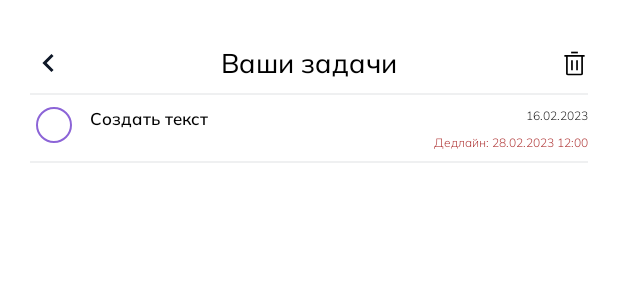
After one commit to vladlukynov/Onboarding, an Android app: the layout fragment_tasks.xml on its own in the app's theme, with its tools: preview values and no code run, on a phone screen of 412 x 824 dp. The commit adds this screen. Shown: the top 300 px of the screen. Run offline under Robolectric (Android 15) with nearby library versions, the phone set to English and light mode, and no system bars; network calls fail.

Commit message:
Add tasks fragment

```diff
--- /dev/null
+++ b/client/app/src/main/java/com/src/onboarding/presentation/courses/tasks/TasksFragment.kt
@@ -0,0 +1,23 @@
+package com.src.onboarding.presentation.courses.tasks
+
+import android.os.Bundle
+import androidx.fragment.app.Fragment
+import android.view.LayoutInflater
+import android.view.View
+import android.view.ViewGroup
+import com.src.onboarding.databinding.FragmentTasksBinding
+
+class TasksFragment : Fragment() {
+    lateinit var binding: FragmentTasksBinding
+    override fun onCreate(savedInstanceState: Bundle?) {
+        super.onCreate(savedInstanceState)
+    }
+
+    override fun onCreateView(
+        inflater: LayoutInflater, container: ViewGroup?,
+        savedInstanceState: Bundle?
+    ): View {
+        binding = FragmentTasksBinding.inflate(inflater)
+        return binding.root
+    }
+}
--- /dev/null
+++ b/client/app/src/main/res/drawable/shape_task_done_item.xml
@@ -0,0 +1,4 @@
+<?xml version="1.0" encoding="utf-8"?>
+<shape xmlns:android="http://schemas.android.com/apk/res/android" android:shape="oval">
+    <stroke android:width="1dp" android:color="@color/main_purple"/>
+</shape>
--- /dev/null
+++ b/client/app/src/main/res/layout/fragment_tasks.xml
@@ -0,0 +1,76 @@
+<?xml version="1.0" encoding="utf-8"?>
+<androidx.constraintlayout.widget.ConstraintLayout xmlns:android="http://schemas.android.com/apk/res/android"
+    xmlns:app="http://schemas.android.com/apk/res-auto"
+    xmlns:tools="http://schemas.android.com/tools"
+    android:layout_width="match_parent"
+    android:layout_height="match_parent">
+
+    <androidx.constraintlayout.widget.Guideline
+        android:id="@+id/gl_top"
+        android:layout_width="wrap_content"
+        android:layout_height="wrap_content"
+        android:orientation="horizontal"
+        app:layout_constraintGuide_begin="30dp" />
+
+    <androidx.constraintlayout.widget.Guideline
+        android:id="@+id/gl_start"
+        android:layout_width="wrap_content"
+        android:layout_height="wrap_content"
+        android:orientation="vertical"
+        app:layout_constraintGuide_begin="@dimen/gl_start" />
+
+    <androidx.constraintlayout.widget.Guideline
+        android:id="@+id/gl_end"
+        android:layout_width="wrap_content"
+        android:layout_height="wrap_content"
+        android:orientation="vertical"
+        app:layout_constraintGuide_end="@dimen/gl_end" />
+
+    <ImageView
+        android:id="@+id/iv_back_button"
+        android:layout_width="wrap_content"
+        android:layout_height="wrap_content"
+        android:src="@drawable/ic_back_button"
+        app:layout_constraintStart_toStartOf="@id/gl_start"
+        app:layout_constraintTop_toTopOf="@id/gl_top" />
+
+    <TextView
+        android:layout_width="wrap_content"
+        android:layout_height="wrap_content"
+        android:fontFamily="@font/mulish_medium"
+        android:text="@string/your_tasks"
+        android:textColor="@color/black"
+        android:textSize="18sp"
+        app:layout_constraintEnd_toEndOf="@id/gl_end"
+        app:layout_constraintStart_toStartOf="@id/gl_start"
+        app:layout_constraintTop_toTopOf="@id/iv_back_button" />
+
+    <ImageView
+        android:id="@+id/iv_trash_can"
+        android:layout_width="18dp"
+        android:layout_height="18dp"
+        android:src="@drawable/ic_trash_can"
+        app:layout_constraintBottom_toBottomOf="@id/iv_back_button"
+        app:layout_constraintEnd_toEndOf="@id/gl_end"
+        app:layout_constraintTop_toTopOf="@id/gl_top" />
+
+    <View
+        android:id="@+id/v_top_bar_divider"
+        android:layout_width="0dp"
+        android:layout_height="1dp"
+        android:layout_marginTop="@dimen/space_2x"
+        android:background="@color/light_stroke"
+        app:layout_constraintEnd_toEndOf="@id/gl_end"
+        app:layout_constraintStart_toStartOf="@id/gl_start"
+        app:layout_constraintTop_toBottomOf="@id/iv_back_button" />
+
+    <androidx.recyclerview.widget.RecyclerView
+        android:layout_width="0dp"
+        android:layout_height="wrap_content"
+        app:layout_constraintEnd_toEndOf="@id/gl_end"
+        app:layout_constraintStart_toStartOf="@id/gl_start"
+        app:layout_constraintTop_toBottomOf="@id/v_top_bar_divider"
+        tools:itemCount="5"
+        tools:listitem="@layout/view_holder_task" />
+
+</androidx.constraintlayout.widget.ConstraintLayout>
--- /dev/null
+++ b/client/app/src/main/res/layout/view_holder_task.xml
@@ -0,0 +1,62 @@
+<?xml version="1.0" encoding="utf-8"?>
+<androidx.constraintlayout.widget.ConstraintLayout xmlns:android="http://schemas.android.com/apk/res/android"
+    xmlns:app="http://schemas.android.com/apk/res-auto"
+    xmlns:tools="http://schemas.android.com/tools"
+    android:layout_width="match_parent"
+    android:layout_height="match_parent">
+
+    <ImageView
+        android:id="@+id/iv_done_task_button"
+        android:layout_width="@dimen/space_6x"
+        android:layout_height="@dimen/space_6x"
+        android:layout_marginStart="@dimen/space_1x"
+        android:layout_marginTop="@dimen/space_2x"
+        app:layout_constraintStart_toStartOf="parent"
+        app:layout_constraintTop_toTopOf="parent"
+        app:srcCompat="@drawable/shape_task_done_item" />
+
+    <TextView
+        android:id="@+id/tv_task_title"
+        android:layout_width="wrap_content"
+        android:layout_height="wrap_content"
+        android:layout_marginStart="@dimen/space_3x"
+        android:fontFamily="@font/mulish_semibold"
+        android:textColor="@color/black"
+        android:textSize="11sp"
+        app:layout_constraintStart_toEndOf="@id/iv_done_task_button"
+        app:layout_constraintTop_toTopOf="@id/iv_done_task_button"
+        tools:text="Создать текст" />
+
+    <TextView
+        android:id="@+id/tv_create_date"
+        android:layout_width="wrap_content"
+        android:layout_height="wrap_content"
+        android:layout_marginTop="@dimen/space_2x"
+        android:fontFamily="@font/mulish_light"
+        android:textColor="@color/black"
+        android:textSize="8sp"
+        app:layout_constraintEnd_toEndOf="parent"
+        app:layout_constraintTop_toTopOf="parent"
+        tools:text="16.02.2023" />
+
+    <TextView
+        android:id="@+id/tv_deadline_date"
+        android:layout_width="wrap_content"
+        android:layout_height="wrap_content"
+        android:layout_marginBottom="@dimen/space_2x"
+        android:fontFamily="@font/mulish_light"
+        android:textColor="#AF3535"
+        android:textSize="8sp"
+        app:layout_constraintBottom_toBottomOf="@id/v_task_divider"
+        app:layout_constraintEnd_toEndOf="parent"
+        tools:text="Дедлайн: 28.02.2023 12:00" />
+
+    <View
+        android:id="@+id/v_task_divider"
+        android:layout_width="match_parent"
+        android:layout_height="1dp"
+        android:layout_marginTop="@dimen/space_3x"
+        android:background="@color/light_stroke"
+        app:layout_constraintTop_toBottomOf="@id/iv_done_task_button" />
+
+</androidx.constraintlayout.widget.ConstraintLayout>
--- a/client/app/src/main/res/values/strings.xml
+++ b/client/app/src/main/res/values/strings.xml
@@ -39,4 +39,5 @@
     <string name="profile2">Профиль</string>
     <string name="employee_email">E-mail сотрудника</string>
     <string name="add_employee">Добавление сотрудника</string>
+    <string name="your_tasks">Ваши задачи</string>
 </resources>
```
